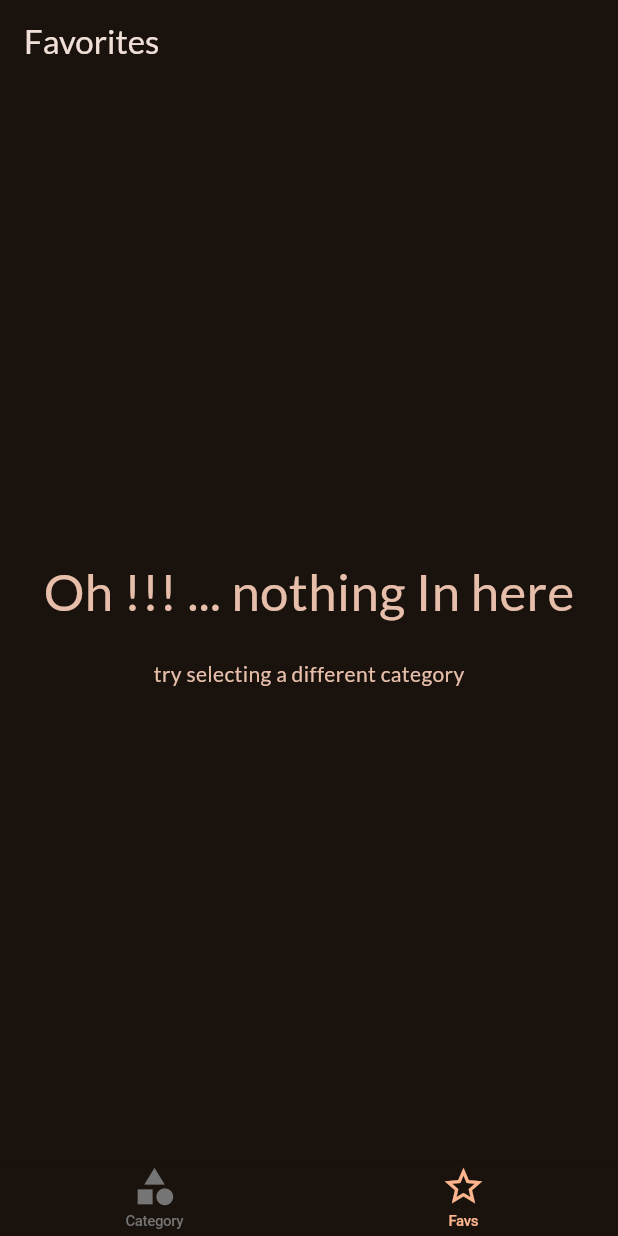
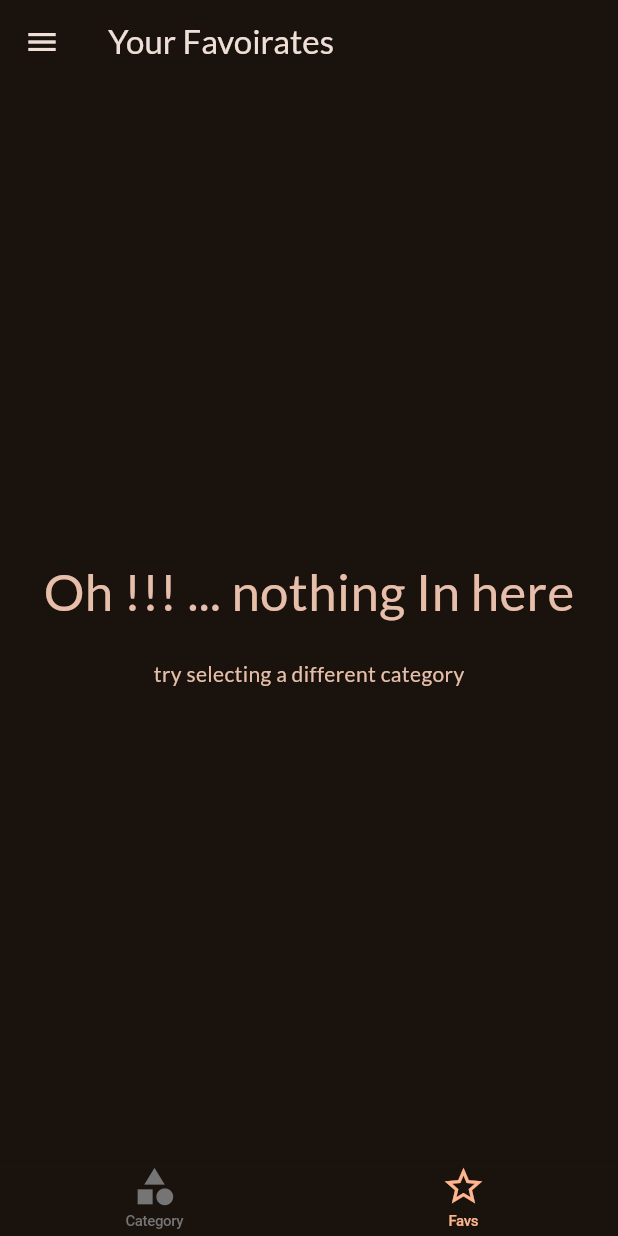
Before and after one commit to anrzgit/flutterMealsApp, a Flutter app: the screen it shows after launch, item 2 of the bottom bar chosen, after a tap on "Category", after a tap on "Favs", on a phone screen of 412 x 824 dp. Run offline on Flutter 3.47's test engine with Material 2 defaults, Android fonts, the phone set to English and light mode, and no system bars; our stand-ins replace google_fonts, transparent_image.

Commit message:
section 8 completed

```diff
--- a/lib/main.dart
+++ b/lib/main.dart
@@ -1,7 +1,5 @@
 import 'package:flutter/material.dart';
-
 import 'package:google_fonts/google_fonts.dart';
-import 'package:meals_app/screens/categories_screen.dart';
 import 'package:meals_app/screens/tabs_screen.dart';
 
 final theme = ThemeData(
--- a/lib/screens/meals_screen.dart
+++ b/lib/screens/meals_screen.dart
@@ -5,13 +5,10 @@ import 'package:meals_app/widgets/meal_item.dart';
 
 class MealsScreen extends StatelessWidget {
   const MealsScreen(
-      {super.key,
-      required this.meals,
-      required this.title,
-      required this.onToggleFav});
+      {super.key, required this.meals, this.title, required this.onToggleFav});
 
   final List<Meal> meals;
-  final String title;
+  final String? title; //can be made null using ?
   final Function(Meal meal) onToggleFav;
 
   void selectMeal(BuildContext context, Meal meal) {
@@ -50,10 +47,14 @@ class MealsScreen extends StatelessWidget {
         ]),
       );
     }
+    if (title == null) {
+      return content;
+    }
+
     return Scaffold(
       appBar: AppBar(
         title: Text(
-          title,
+          title!,
         ),
       ),
       body: content,
--- a/lib/screens/tabs_screen.dart
+++ b/lib/screens/tabs_screen.dart
@@ -1,8 +1,19 @@
 import 'package:flutter/cupertino.dart';
 import 'package:flutter/material.dart';
+import 'package:flutter/services.dart';
+import 'package:meals_app/data/dummy_data.dart';
 import 'package:meals_app/models/meals_model.dart';
 import 'package:meals_app/screens/categories_screen.dart';
+import 'package:meals_app/screens/filters_screen.dart';
 import 'package:meals_app/screens/meals_screen.dart';
+import 'package:meals_app/widgets/main_drawer.dart';
+
+const kInitialFilters = {
+  Filter.glutenFree: false,
+  Filter.lacoseFree: false,
+  Filter.vegan: false,
+  Filter.vegeterian: false,
+};
 
 class TabsScreen extends StatefulWidget {
   const TabsScreen({super.key});
@@ -13,6 +24,7 @@ class TabsScreen extends StatefulWidget {
 
 class _TabsScreenState extends State<TabsScreen> {
   final List<Meal> _faVMeals = [];
+  Map<Filter, bool> _selectedFilters = kInitialFilters;
 
   void _showInfoMessege(String messege) {
     ScaffoldMessenger.of(context).showSnackBar(
@@ -42,6 +54,8 @@ class _TabsScreenState extends State<TabsScreen> {
 
   late PageController pageController;
 
+  late String activePageTitle = "Categories";
+
   @override
   void initState() {
     pageController = PageController();
@@ -56,6 +70,16 @@ class _TabsScreenState extends State<TabsScreen> {
 
   void _selectpage(int page) {
     pageController.jumpToPage(page);
+    if (page == 0) {
+      setState(() {
+        activePageTitle = "Categories";
+      });
+    }
+    if (page == 1) {
+      setState(() {
+        activePageTitle = "Your Favoirates";
+      });
+    }
   }
 
   void onPageChanged(int page) {
@@ -64,19 +88,55 @@ class _TabsScreenState extends State<TabsScreen> {
     });
   }
 
+  void _setScreen(String stringIdentifier) async {
+    Navigator.of(context).pop();
+    if (stringIdentifier == "filters") {
+      final result = await Navigator.of(context).push<Map<Filter, bool>>(
+        MaterialPageRoute(
+            builder: (context) => FilterScreen(
+                  currentFilters: _selectedFilters,
+                )),
+      );
+      setState(() {
+        _selectedFilters = result ??
+            kInitialFilters; //?? default values to use in case of null
+      });
+    }
+  }
+
   @override
   Widget build(BuildContext context) {
+    final availableMeals = dummyMeals.where((meal) {
+      if (_selectedFilters[Filter.glutenFree]! && !meal.isGlutenFree) {
+        return false;
+      } else if (_selectedFilters[Filter.lacoseFree]! && !meal.isLactoseFree) {
+        return false;
+      } else if (_selectedFilters[Filter.vegeterian]! && !meal.isVegetarian) {
+        return false;
+      } else if (_selectedFilters[Filter.vegan]! && !meal.isVegan) {
+        return false;
+      }
+      return true;
+    });
+
     return Scaffold(
+      //hamberger menu it will show up in the appbar added below always
+      drawer: MainDrawer(onSelectScreen: _setScreen),
+      appBar: AppBar(
+        systemOverlayStyle: SystemUiOverlayStyle(
+            systemNavigationBarColor: Theme.of(context).canvasColor),
+        title: Text(activePageTitle),
+      ),
       body: PageView(
           physics: const NeverScrollableScrollPhysics(),
           controller: pageController,
           onPageChanged: onPageChanged,
           children: [
-            CategoriesScreen(onToggleFav: _toggleMeaLFavStatus),
-            MealsScreen(
-                meals: _faVMeals,
-                title: "Favorites",
-                onToggleFav: _toggleMeaLFavStatus)
+            CategoriesScreen(
+              onToggleFav: _toggleMeaLFavStatus,
+              availableMeals: availableMeals.toList(),
+            ),
+            MealsScreen(meals: _faVMeals, onToggleFav: _toggleMeaLFavStatus)
           ]),
       bottomNavigationBar: CupertinoTabBar(
         currentIndex: selectedPageIndex,
--- /dev/null
+++ b/lib/widgets/main_drawer.dart
@@ -0,0 +1,72 @@
+import 'package:flutter/material.dart';
+
+class MainDrawer extends StatelessWidget {
+  const MainDrawer({super.key, required this.onSelectScreen});
+
+  final void Function(String identifier) onSelectScreen; //string identifiers
+
+  @override
+  Widget build(BuildContext context) {
+    return Drawer(
+      backgroundColor: Theme.of(context).canvasColor,
+      child: Column(
+        children: [
+          DrawerHeader(
+            decoration: BoxDecoration(
+              gradient: LinearGradient(colors: [
+                Theme.of(context).colorScheme.primaryContainer,
+                Theme.of(context).colorScheme.primaryContainer.withOpacity(0.8)
+              ], begin: Alignment.topLeft, end: Alignment.bottomRight),
+            ),
+            padding: const EdgeInsets.all(20),
+            child: Row(
+              children: [
+                Icon(
+                  Icons.fastfood_outlined,
+                  color: Theme.of(context).colorScheme.primary,
+                ),
+                const SizedBox(
+                  width: 16,
+                ),
+                Text(
+                  'Cooking Up',
+                  style: Theme.of(context)
+                      .textTheme
+                      .titleLarge!
+                      .copyWith(color: Theme.of(context).colorScheme.primary),
+                )
+              ],
+            ),
+          ),
+          //ListTile shows different lists
+          ListTile(
+            leading: Icon(
+              Icons.restaurant_menu,
+              color: Theme.of(context).colorScheme.onBackground,
+            ),
+            title: Text(
+              'Meals',
+              style: Theme.of(context).textTheme.titleSmall!.copyWith(
+                  color: Theme.of(context).colorScheme.onBackground,
+                  fontSize: 24),
+            ),
+            onTap: () => onSelectScreen('meals'),
+          ),
+          ListTile(
+            leading: Icon(
+              Icons.settings,
+              color: Theme.of(context).colorScheme.onBackground,
+            ),
+            title: Text(
+              'Filters',
+              style: Theme.of(context).textTheme.titleSmall!.copyWith(
+                  color: Theme.of(context).colorScheme.onBackground,
+                  fontSize: 24),
+            ),
+            onTap: () => onSelectScreen('filters'),
+          )
+        ],
+      ),
+    );
+  }
+}
--- a/lib/widgets/meal_item.dart
+++ b/lib/widgets/meal_item.dart
@@ -1,8 +1,5 @@
-import 'dart:ffi';
-
 import 'package:flutter/material.dart';
 import 'package:meals_app/models/meals_model.dart';
-import 'package:meals_app/screens/meal_detail_screen.dart';
 import 'package:meals_app/widgets/meal_item_trait.dart';
 import 'package:transparent_image/transparent_image.dart';
 
```
Also changed, not shown: lib/screens/categories_screen.dart (+4 -9 lines), lib/screens/filters_screen.dart (added, +150 -0 lines).
